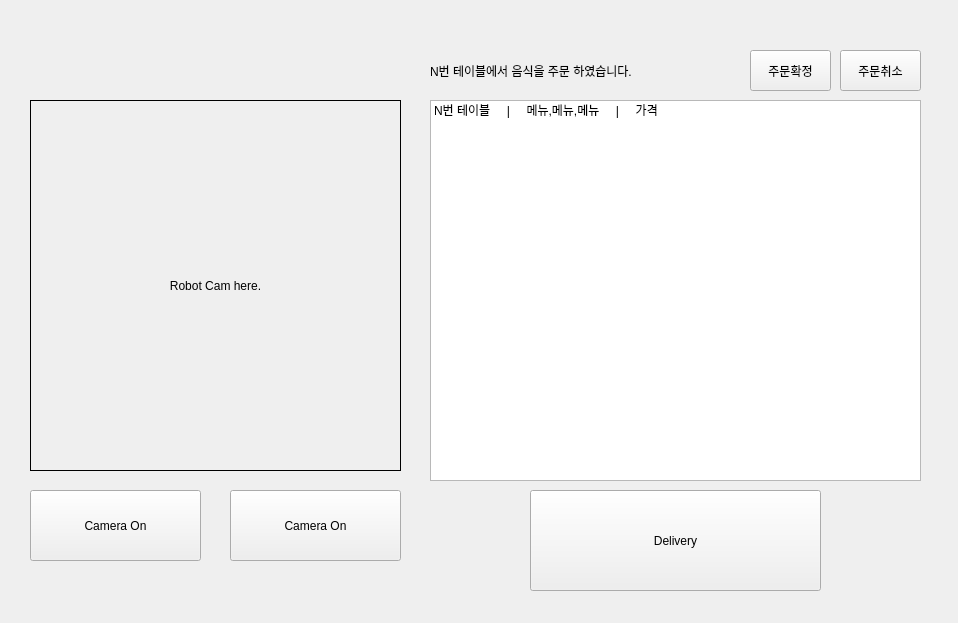
Qt form teamB-1_ws/src/kitchen/kitchen/kitchen.ui (Rokey-B-1/AMR-1) before a commit.
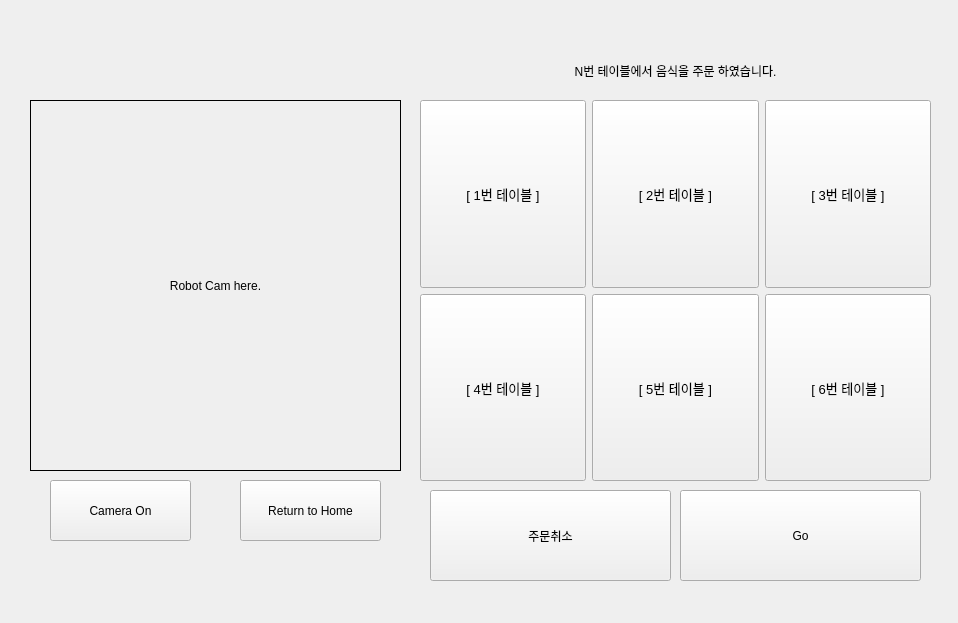
The same form after that commit.

Commit message: 테이블, 주방 시스템 완료

```diff
--- a/teamB-1_ws/src/kitchen/kitchen/kitchen.ui
+++ b/teamB-1_ws/src/kitchen/kitchen/kitchen.ui
@@ -36,38 +36,23 @@
    <widget class="QPushButton" name="camera_btn">
     <property name="geometry">
      <rect>
-      <x>30</x>
-      <y>490</y>
-      <width>171</width>
-      <height>71</height>
+      <x>50</x>
+      <y>480</y>
+      <width>141</width>
+      <height>61</height>
      </rect>
     </property>
     <property name="text">
      <string>Camera On</string>
     </property>
    </widget>
-   <widget class="QListWidget" name="orderList">
-    <property name="geometry">
-     <rect>
-      <x>430</x>
-      <y>100</y>
-      <width>491</width>
-      <height>381</height>
-     </rect>
-    </property>
-    <item>
-     <property name="text">
-      <string>N번 테이블     |     메뉴,메뉴,메뉴     |     가격</string>
-     </property>
-    </item>
-   </widget>
    <widget class="QPushButton" name="cancel_btn">
     <property name="geometry">
      <rect>
-      <x>840</x>
-      <y>50</y>
-      <width>81</width>
-      <height>41</height>
+      <x>430</x>
+      <y>490</y>
+      <width>241</width>
+      <height>91</height>
      </rect>
     </property>
     <property name="text">
@@ -79,52 +64,216 @@
      <rect>
       <x>430</x>
       <y>50</y>
-      <width>311</width>
+      <width>491</width>
       <height>41</height>
      </rect>
     </property>
     <property name="text">
      <string>N번 테이블에서 음식을 주문 하였습니다.</string>
     </property>
+    <property name="alignment">
+     <set>Qt::AlignCenter</set>
+    </property>
    </widget>
    <widget class="QPushButton" name="ok_btn">
     <property name="geometry">
      <rect>
-      <x>750</x>
-      <y>50</y>
-      <width>81</width>
-      <height>41</height>
+      <x>680</x>
+      <y>490</y>
+      <width>241</width>
+      <height>91</height>
      </rect>
     </property>
     <property name="text">
-     <string>주문확정</string>
+     <string>Go</string>
     </property>
    </widget>
    <widget class="QPushButton" name="delivery_btn">
     <property name="geometry">
      <rect>
-      <x>530</x>
-      <y>490</y>
-      <width>291</width>
-      <height>101</height>
+      <x>240</x>
+      <y>480</y>
+      <width>141</width>
+      <height>61</height>
      </rect>
     </property>
     <property name="text">
-     <string>Delivery</string>
+     <string>Return to Home</string>
     </property>
    </widget>
-   <widget class="QPushButton" name="comeBackHome">
+   <widget class="QWidget" name="gridLayoutWidget">
     <property name="geometry">
      <rect>
-      <x>230</x>
-      <y>490</y>
-      <width>171</width>
-      <height>71</height>
+      <x>420</x>
+      <y>100</y>
+      <width>511</width>
+      <height>381</height>
      </rect>
     </property>
-    <property name="text">
-     <string>Camera On</string>
-    </property>
+    <layout class="QGridLayout" name="gridLayout">
+     <item row="1" column="2">
+      <widget class="QPushButton" name="table6">
+       <property name="sizePolicy">
+        <sizepolicy hsizetype="Expanding" vsizetype="Expanding">
+         <horstretch>0</horstretch>
+         <verstretch>0</verstretch>
+        </sizepolicy>
+       </property>
+       <property name="font">
+        <font>
+         <pointsize>10</pointsize>
+        </font>
+       </property>
+       <property name="text">
+        <string>[ 6번 테이블 ]</string>
+       </property>
+       <property name="autoDefault">
+        <bool>false</bool>
+       </property>
+       <property name="default">
+        <bool>false</bool>
+       </property>
+       <property name="flat">
+        <bool>false</bool>
+       </property>
+      </widget>
+     </item>
+     <item row="0" column="0">
+      <widget class="QPushButton" name="table1">
+       <property name="sizePolicy">
+        <sizepolicy hsizetype="Expanding" vsizetype="Expanding">
+         <horstretch>0</horstretch>
+         <verstretch>0</verstretch>
+        </sizepolicy>
+       </property>
+       <property name="font">
+        <font>
+         <pointsize>10</pointsize>
+        </font>
+       </property>
+       <property name="text">
+        <string>[ 1번 테이블 ]</string>
+       </property>
+       <property name="autoDefault">
+        <bool>false</bool>
+       </property>
+       <property name="default">
+        <bool>false</bool>
+       </property>
+       <property name="flat">
+        <bool>false</bool>
+       </property>
+      </widget>
+     </item>
+     <item row="1" column="1">
+      <widget class="QPushButton" name="table5">
+       <property name="sizePolicy">
+        <sizepolicy hsizetype="Expanding" vsizetype="Expanding">
+         <horstretch>0</horstretch>
+         <verstretch>0</verstretch>
+        </sizepolicy>
+       </property>
+       <property name="font">
+        <font>
+         <pointsize>10</pointsize>
+        </font>
+       </property>
+       <property name="text">
+        <string>[ 5번 테이블 ]</string>
+       </property>
+       <property name="autoDefault">
+        <bool>false</bool>
+       </property>
+       <property name="default">
+        <bool>false</bool>
+       </property>
+       <property name="flat">
+        <bool>false</bool>
+       </property>
+      </widget>
+     </item>
+     <item row="0" column="2">
+      <widget class="QPushButton" name="table3">
+       <property name="sizePolicy">
+        <sizepolicy hsizetype="Expanding" vsizetype="Expanding">
+         <horstretch>0</horstretch>
+         <verstretch>0</verstretch>
+        </sizepolicy>
+       </property>
+       <property name="font">
+        <font>
+         <pointsize>10</pointsize>
+        </font>
+       </property>
+       <property name="text">
+        <string>[ 3번 테이블 ]</string>
+       </property>
+       <property name="autoDefault">
+        <bool>false</bool>
+       </property>
+       <property name="default">
+        <bool>false</bool>
+       </property>
+       <property name="flat">
+        <bool>false</bool>
+       </property>
+      </widget>
+     </item>
+     <item row="1" column="0">
+      <widget class="QPushButton" name="table4">
+       <property name="sizePolicy">
+        <sizepolicy hsizetype="Expanding" vsizetype="Expanding">
+         <horstretch>0</horstretch>
+         <verstretch>0</verstretch>
+        </sizepolicy>
+       </property>
+       <property name="font">
+        <font>
+         <pointsize>10</pointsize>
+        </font>
+       </property>
+       <property name="text">
+        <string>[ 4번 테이블 ]</string>
+       </property>
+       <property name="autoDefault">
+        <bool>false</bool>
+       </property>
+       <property name="default">
+        <bool>false</bool>
+       </property>
+       <property name="flat">
+        <bool>false</bool>
+       </property>
+      </widget>
+     </item>
+     <item row="0" column="1">
+      <widget class="QPushButton" name="table2">
+       <property name="sizePolicy">
+        <sizepolicy hsizetype="Expanding" vsizetype="Expanding">
+         <horstretch>0</horstretch>
+         <verstretch>0</verstretch>
+        </sizepolicy>
+       </property>
+       <property name="font">
+        <font>
+         <pointsize>10</pointsize>
+        </font>
+       </property>
+       <property name="text">
+        <string>[ 2번 테이블 ]</string>
+       </property>
+       <property name="autoDefault">
+        <bool>false</bool>
+       </property>
+       <property name="default">
+        <bool>false</bool>
+       </property>
+       <property name="flat">
+        <bool>false</bool>
+       </property>
+      </widget>
+     </item>
+    </layout>
    </widget>
   </widget>
  </widget>
```
Left out of the diff: 6 changed lines with no effect on the pictures. The commit also changes 7 other files.
